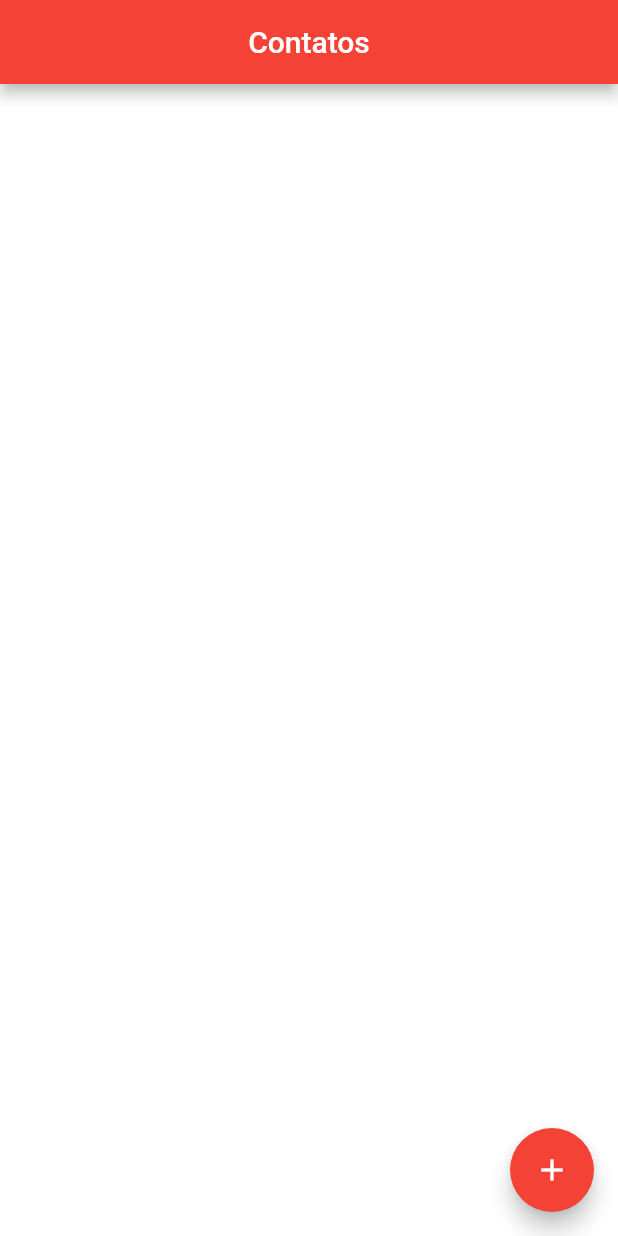
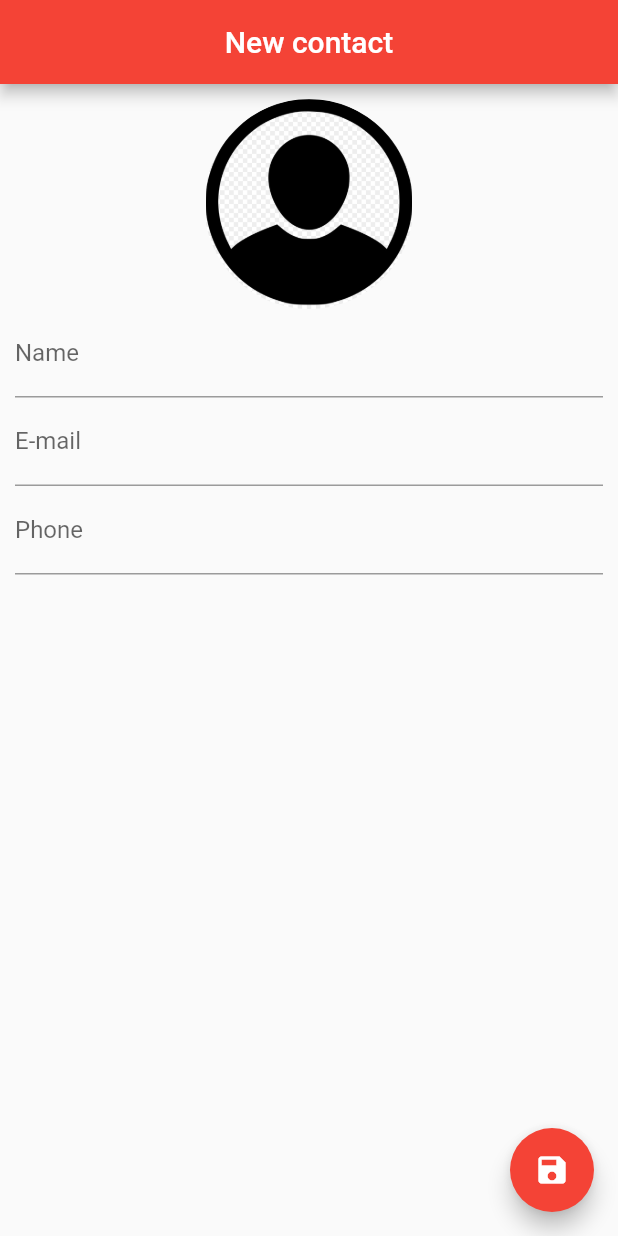
Before and after one commit to KetlenCamille/agenda_contatos, a Flutter app: the screen it shows after launch, on a phone screen of 412 x 824 dp. Run offline on Flutter 3.47's test engine with Material 2 defaults, Android fonts, the light colour scheme and no system bars; our stand-ins replace sqflite; accounts and stored records are empty; statements that could not run were skipped.

Commit message:
Creating ContactPage

```diff
--- a/lib/main.dart
+++ b/lib/main.dart
@@ -1,8 +1,10 @@
 import 'package:flutter/material.dart';
 import 'package:agenda_contatos/ui/home_page.dart';
+import 'package:agenda_contatos/ui/contact_page.dart';
 
 void main() {
   runApp(MaterialApp(
-    home: HomePage(),
+    home: ContactPage(),
+    debugShowCheckedModeBanner: false,
   ));
 }
--- /dev/null
+++ b/lib/ui/contact_page.dart
@@ -0,0 +1,102 @@
+import 'dart:io';
+
+import 'package:agenda_contatos/helpers/contact_helper.dart';
+import 'package:flutter/material.dart';
+
+class ContactPage extends StatefulWidget {
+  final Contact contact;
+  ContactPage({this.contact}); //Parametro opcional {}
+
+  @override
+  _ContactPageState createState() => _ContactPageState();
+}
+
+class _ContactPageState extends State<ContactPage> {
+
+  final _nameController = TextEditingController();
+  final _emailController = TextEditingController();
+  final _phoneController = TextEditingController();
+
+  bool _userEdited = false;
+  Contact _editedContact;
+
+  @override
+  void initState(){
+    super.initState();
+    if(widget.contact == null){
+      _editedContact = Contact();
+    } else {
+      _editedContact = Contact.fromMap(widget.contact.toMap());
+    }
+
+    //Apresentando os dados em tela
+    _nameController.text = _editedContact.name;
+    _emailController.text = _editedContact.email;
+    _phoneController.text = _editedContact.phone;
+  }
+
+  @override
+  Widget build(BuildContext context) {
+    return Scaffold(
+      appBar: AppBar(
+        backgroundColor: Colors.red,
+        title: Text(_editedContact.name ?? "New contact"),
+        centerTitle: true,
+      ),
+      floatingActionButton: FloatingActionButton(
+        onPressed: null,
+        child: Icon(Icons.save),
+        backgroundColor: Colors.red
+      ),
+      body: SingleChildScrollView(
+        padding: EdgeInsets.all(10.0),
+        child: Column(
+          children: <Widget> [
+            GestureDetector(
+              child:  Container(
+                width: 140.0,
+                height: 140.0,
+                decoration: BoxDecoration(
+                  shape: BoxShape.circle,
+                  image: DecorationImage(
+                    image: _editedContact.img != null ?
+                    FileImage(File(_editedContact.img)) :
+                    AssetImage("images/person.png")
+                  )
+                ),
+              ),
+            ),
+            TextField(
+              controller: _nameController,
+              decoration: InputDecoration(labelText: "Name"),
+              onChanged:(text){
+                _userEdited = true;
+                setState((){
+                  _editedContact.name = text;
+                });
+              },
+            ),
+            TextField(
+              controller: _emailController,
+              decoration: InputDecoration(labelText: "E-mail"),
+              keyboardType: TextInputType.emailAddress,
+              onChanged:(text){
+                _userEdited = true;
+                _editedContact.email = text;
+              },
+            ),
+            TextField(
+              controller: _phoneController,
+              decoration: InputDecoration(labelText: "Phone"),
+              keyboardType: TextInputType.phone,
+              onChanged:(text){
+                _userEdited = true;
+                _editedContact.phone = text;
+              },
+            ),
+          ]
+        ),
+      )
+    );
+  }
+}
```
